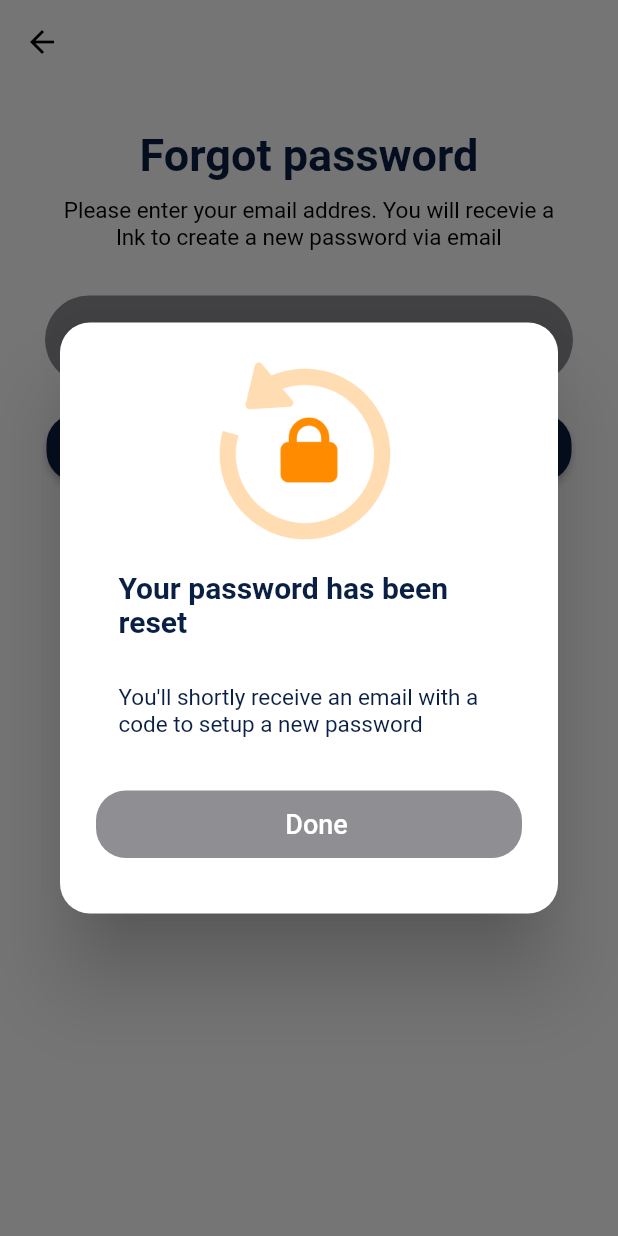
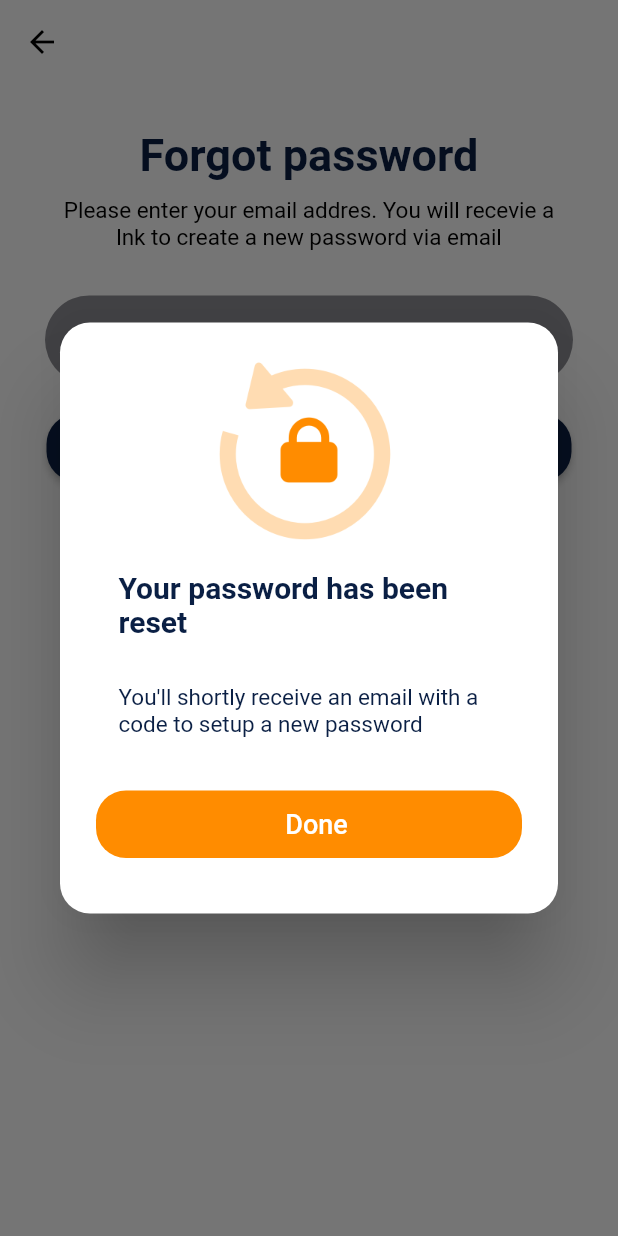
Before and after one commit to Daniek3d/delivery_flutter, a Flutter app: the ForgotPasswordPage screen opened by its route, after a tap on "Send", on a phone screen of 412 x 824 dp. Run offline on Flutter 3.47's test engine with Material 2 defaults, Android fonts, the phone set to English and light mode, and no system bars; our stand-ins replace flutter_swiper; network calls fail.

Commit message:
Change RaisedButton to ElevatedButton

```diff
--- a/lib/src/features/presentation/collection_detail_page/view/collection_detail_page.dart
+++ b/lib/src/features/presentation/collection_detail_page/view/collection_detail_page.dart
@@ -1,5 +1,4 @@
 import 'package:delivery_app/src/features/presentation/common/colors/colors.dart';
-import 'package:delivery_app/src/features/presentation/tabs/tabs_files.dart';
 import 'package:flutter/material.dart';
 
 import 'package:delivery_app/src/features/presentation/common/widgets/widget_files.dart';
--- a/lib/src/features/presentation/common/widgets/Buttons/custom_button.dart
+++ b/lib/src/features/presentation/common/widgets/Buttons/custom_button.dart
@@ -16,12 +16,15 @@ Widget customButton(
     margin: EdgeInsets.only(top: radius),
     width: width,
     height: height,
-    child: RaisedButton(
+    child: ElevatedButton(
         onPressed: onPressed,
-      shape: RoundedRectangleBorder(
+        style: ButtonStyle(
+          shape: MaterialStateProperty.all<RoundedRectangleBorder>(
+              RoundedRectangleBorder(
             borderRadius: BorderRadius.circular(20.0),
+          )),
+          backgroundColor: MaterialStateProperty.all<Color>(colorBackGround),
         ),
-      color: colorBackGround,
         child: Row(mainAxisAlignment: MainAxisAlignment.center, children: [
           (image.isNotEmpty || icon != null)
               ? Image(
@@ -41,7 +44,6 @@ Widget customButton(
               ),
             ),
           ),
-      ]),
-    ),
+        ])),
   );
 }
```
Also changed, not shown: lib/src/features/presentation/common/widgets/Cards/favourites_card.dart (+7 -4 lines), lib/src/features/presentation/common/widgets/Cards/populares_card.dart (+10 -5 lines), lib/src/features/presentation/filter_page.dart/view/customWidget/cuisines_filters.dart (+6 -7 lines), lib/src/features/presentation/tabs/explorer_tab/View/explore_tab.dart (+14 -2 lines), pubspec.lock. Lines whose indentation alone changed are shown as unchanged.
